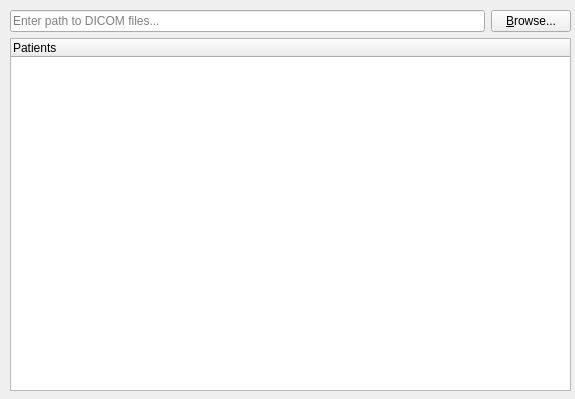
The window that patientexplorerwidget.ui (ekamperi/dicomviewer) describes before a commit, drawn with Qt 5.
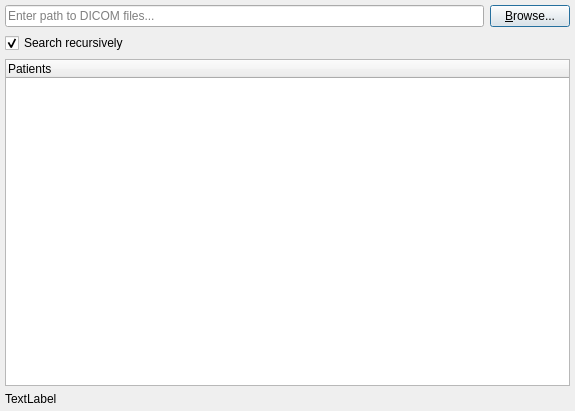
The same window after the commit.

Patch:
```diff
--- a/patientexplorerwidget.ui
+++ b/patientexplorerwidget.ui
@@ -7,22 +7,33 @@
     <x>0</x>
     <y>0</y>
     <width>575</width>
-    <height>399</height>
+    <height>411</height>
    </rect>
   </property>
   <property name="windowTitle">
    <string>Patient explorer</string>
   </property>
-  <widget class="QWidget" name="gridLayoutWidget">
-   <property name="geometry">
-    <rect>
-     <x>10</x>
-     <y>10</y>
-     <width>561</width>
-     <height>381</height>
-    </rect>
-   </property>
+  <property name="layoutDirection">
+   <enum>Qt::LeftToRight</enum>
+  </property>
+  <layout class="QGridLayout" name="gridLayout_2">
+   <property name="leftMargin">
+    <number>5</number>
+   </property>
+   <property name="topMargin">
+    <number>5</number>
+   </property>
+   <property name="rightMargin">
+    <number>5</number>
+   </property>
+   <property name="bottomMargin">
+    <number>5</number>
+   </property>
+   <item row="0" column="0">
    <layout class="QGridLayout" name="gridLayout">
+     <property name="topMargin">
+      <number>0</number>
+     </property>
     <item row="0" column="0">
      <layout class="QHBoxLayout" name="horizontalLayout">
       <item>
@@ -40,15 +51,23 @@
       </item>
      </layout>
     </item>
-    <item row="0" column="1">
-     <widget class="QPushButton" name="btnBrowse">
-      <property name="text">
-       <string>&amp;Browse...</string>
-      </property>
-     </widget>
-    </item>
-    <item row="1" column="0" colspan="2">
+     <item row="2" column="0" colspan="2">
      <widget class="QTreeWidget" name="treePatients">
+       <property name="frameShape">
+        <enum>QFrame::StyledPanel</enum>
+       </property>
+       <property name="frameShadow">
+        <enum>QFrame::Sunken</enum>
+       </property>
+       <property name="lineWidth">
+        <number>2</number>
+       </property>
+       <property name="tabKeyNavigation">
+        <bool>true</bool>
+       </property>
+       <property name="selectionMode">
+        <enum>QAbstractItemView::ExtendedSelection</enum>
+       </property>
       <column>
        <property name="text">
         <string>Patients</string>
@@ -56,8 +75,42 @@
       </column>
      </widget>
     </item>
-   </layout>
-  </widget>
+     <item row="0" column="1">
+      <widget class="QPushButton" name="btnBrowse">
+       <property name="autoFillBackground">
+        <bool>false</bool>
+       </property>
+       <property name="text">
+        <string>&amp;Browse...</string>
+       </property>
+       <property name="default">
+        <bool>true</bool>
+       </property>
+       <property name="flat">
+        <bool>false</bool>
+       </property>
+      </widget>
+     </item>
+     <item row="1" column="0">
+      <widget class="QCheckBox" name="checkBox">
+       <property name="text">
+        <string>Search recursively</string>
+       </property>
+       <property name="checked">
+        <bool>true</bool>
+       </property>
+      </widget>
+     </item>
+    </layout>
+   </item>
+   <item row="1" column="0">
+    <widget class="QLabel" name="label">
+     <property name="text">
+      <string>TextLabel</string>
+     </property>
+    </widget>
+   </item>
+  </layout>
  </widget>
  <resources/>
  <connections/>
```
Lines whose indentation alone changed are shown as unchanged.
